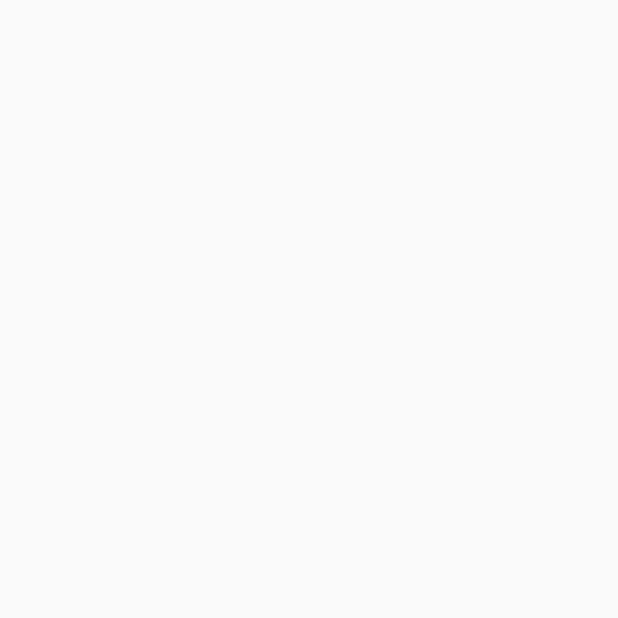
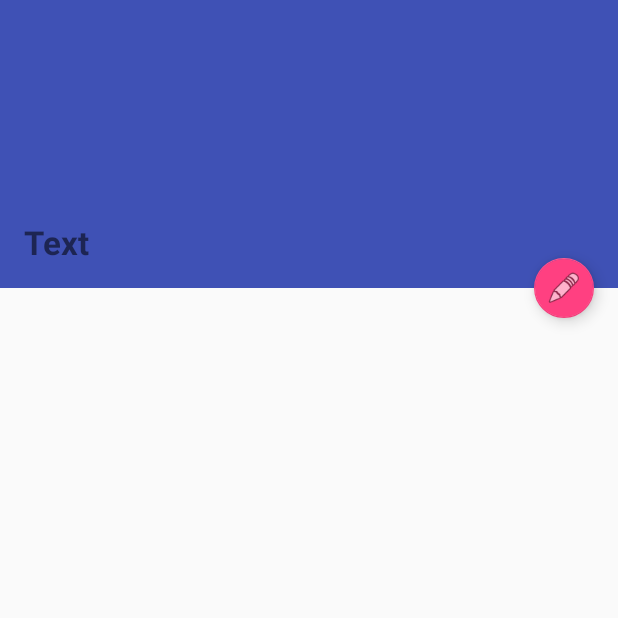
Before and after one commit to allambin/myratedlibrary, an Android app: the AuthorDetailsActivity screen opened directly, with no data from a screen before it, on a phone screen of 412 x 824 dp, the top half of it. Before the commit the part shown is empty. Run offline under Robolectric (Android 15) with nearby library versions, the phone set to English and light mode, and no system bars.

Commit message:
add author details form

```diff
--- a/app/src/main/java/com/inextends/myratedlibrary/AuthorDetailsActivity.java
+++ b/app/src/main/java/com/inextends/myratedlibrary/AuthorDetailsActivity.java
@@ -1,13 +1,60 @@
 package com.inextends.myratedlibrary;
 
+import android.app.LoaderManager;
+import android.content.CursorLoader;
+import android.content.Intent;
+import android.content.Loader;
+import android.database.Cursor;
+import android.net.Uri;
 import android.os.Bundle;
 import android.support.v7.app.AppCompatActivity;
+import android.widget.TextView;
 
-public class AuthorDetailsActivity extends AppCompatActivity {
+import com.inextends.myratedlibrary.data.AuthorContract;
+
+public class AuthorDetailsActivity extends AppCompatActivity implements LoaderManager.LoaderCallbacks<Cursor> {
+
+    private Uri mCurrentAuthorUri;
+    private TextView mAuthorNameTextView;
+    private static final int EXISTING_AUTHOR_LOADER_ID = 4;
 
     @Override
     protected void onCreate(Bundle savedInstanceState) {
         super.onCreate(savedInstanceState);
         setContentView(R.layout.activity_author_details);
+
+        Intent intent = getIntent();
+        mCurrentAuthorUri = intent.getData();
+        if (mCurrentAuthorUri != null) {
+            getLoaderManager().initLoader(EXISTING_AUTHOR_LOADER_ID, null, this);
+        }
+
+        mAuthorNameTextView = (TextView) findViewById(R.id.toolbar_title);
+    }
+
+    @Override
+    public Loader<Cursor> onCreateLoader(int i, Bundle bundle) {
+        String[] projection = {
+                AuthorContract.AuthorEntry._ID,
+                AuthorContract.AuthorEntry.COLUMN_NAME
+        };
+        return new CursorLoader(this, mCurrentAuthorUri, projection, null, null, null);
+    }
+
+    @Override
+    public void onLoadFinished(Loader<Cursor> loader, Cursor cursor) {
+        if (cursor == null || cursor.getCount() < 1) {
+            return;
+        }
+
+        if (cursor.moveToFirst()) {
+            String name = cursor.getString(cursor.getColumnIndexOrThrow(AuthorContract.AuthorEntry.COLUMN_NAME));
+            mAuthorNameTextView.setText(name);
+        }
+    }
+
+    @Override
+    public void onLoaderReset(Loader<Cursor> loader) {
+        mAuthorNameTextView.setText("");
     }
 }
--- a/app/src/main/java/com/inextends/myratedlibrary/AuthorListFragment.java
+++ b/app/src/main/java/com/inextends/myratedlibrary/AuthorListFragment.java
@@ -1,7 +1,9 @@
 package com.inextends.myratedlibrary;
 
+import android.content.ContentUris;
 import android.content.Intent;
 import android.database.Cursor;
+import android.net.Uri;
 import android.os.Bundle;
 import android.support.annotation.Nullable;
 import android.support.design.widget.FloatingActionButton;
@@ -40,6 +42,10 @@ public class AuthorListFragment extends Fragment implements LoaderManager.Loader
         authorsListView.setOnItemClickListener(new AdapterView.OnItemClickListener() {
             @Override
             public void onItemClick(AdapterView<?> adapterView, View view, int position, long id) {
+                Intent intent = new Intent(getContext(), AuthorDetailsActivity.class);
+                Uri currentAuthorUri = ContentUris.withAppendedId(AuthorContract.AuthorEntry.CONTENT_URI, id);
+                intent.setData(currentAuthorUri);
+                startActivity(intent);
             }
         });
 
--- a/app/src/main/java/com/inextends/myratedlibrary/data/BookProvider.java
+++ b/app/src/main/java/com/inextends/myratedlibrary/data/BookProvider.java
@@ -77,6 +77,11 @@ public class BookProvider extends ContentProvider {
                 cursor = database.query(AuthorContract.AuthorEntry.TABLE_NAME, projection, selection, selectionArgs, null, null, sortOrder);
                 break;
             }
+            case AUTHORS_ID:
+                selection = AuthorContract.AuthorEntry._ID + "=?";
+                selectionArgs = new String[]{String.valueOf(ContentUris.parseId(uri))};
+                cursor = database.query(AuthorContract.AuthorEntry.TABLE_NAME, projection, selection, selectionArgs, null, null, sortOrder);
+                break;
             default:
                 throw new IllegalArgumentException("Cannot query unknown URI " + uri);
         }
--- a/app/src/main/res/layout/activity_author_details.xml
+++ b/app/src/main/res/layout/activity_author_details.xml
@@ -1,8 +1,76 @@
 <?xml version="1.0" encoding="utf-8"?>
-<android.support.constraint.ConstraintLayout xmlns:android="http://schemas.android.com/apk/res/android"
-    xmlns:tools="http://schemas.android.com/tools"
+<android.support.design.widget.CoordinatorLayout xmlns:android="http://schemas.android.com/apk/res/android"
+    xmlns:app="http://schemas.android.com/apk/res-auto"
     android:layout_width="match_parent"
-    android:layout_height="match_parent"
-    tools:context="com.inextends.myratedlibrary.AuthorDetailsActivity">
+    android:layout_height="match_parent">
 
-</android.support.constraint.ConstraintLayout>
+    <android.support.design.widget.AppBarLayout
+        android:id="@+id/app_bar"
+        android:layout_height="192dp"
+        android:layout_width="match_parent">
+
+        <android.support.design.widget.CollapsingToolbarLayout
+            android:id="@+id/toolbar_layout"
+            android:layout_width="match_parent"
+            android:layout_height="match_parent"
+            app:contentScrim="?attr/colorPrimary"
+            app:layout_scrollFlags="scroll|exitUntilCollapsed"
+            app:toolbarId="@+id/detail_toolbar">
+
+            <android.support.v7.widget.Toolbar
+                android:id="@+id/detail_toolbar"
+                android:layout_width="match_parent"
+                android:layout_height="?attr/actionBarSize"></android.support.v7.widget.Toolbar>
+
+            <TextView
+                android:id="@+id/toolbar_title"
+                android:layout_width="match_parent"
+                android:layout_height="match_parent"
+                android:layout_marginBottom="16dp"
+                android:layout_marginLeft="16dp"
+                android:gravity="bottom"
+                android:text="Text"
+                android:textSize="22sp"
+                android:textStyle="bold" />
+        </android.support.design.widget.CollapsingToolbarLayout>
+    </android.support.design.widget.AppBarLayout>
+
+    <android.support.v4.widget.NestedScrollView
+        android:id="@+id/author_detail_container"
+        android:layout_width="match_parent"
+        android:layout_height="match_parent"
+        android:padding="16dp"
+        app:layout_behavior="android.support.design.widget.AppBarLayout$ScrollingViewBehavior">
+
+        <LinearLayout
+            android:layout_width="match_parent"
+            android:layout_height="wrap_content"
+            android:orientation="vertical">
+
+            <LinearLayout
+                android:layout_width="match_parent"
+                android:layout_height="wrap_content"
+                android:orientation="horizontal">
+
+            </LinearLayout>
+
+            <LinearLayout
+                android:layout_width="wrap_content"
+                android:layout_height="wrap_content"
+                android:orientation="horizontal">
+
+            </LinearLayout>
+        </LinearLayout>
+    </android.support.v4.widget.NestedScrollView>
+
+    <android.support.design.widget.FloatingActionButton
+        android:id="@+id/fab"
+        android:layout_width="wrap_content"
+        android:layout_height="wrap_content"
+        android:layout_marginRight="16dp"
+        android:clickable="true"
+        android:src="@android:drawable/ic_menu_edit"
+        app:fabSize="mini"
+        app:layout_anchor="@id/app_bar"
+        app:layout_anchorGravity="bottom|right|end" />
+</android.support.design.widget.CoordinatorLayout>
```
